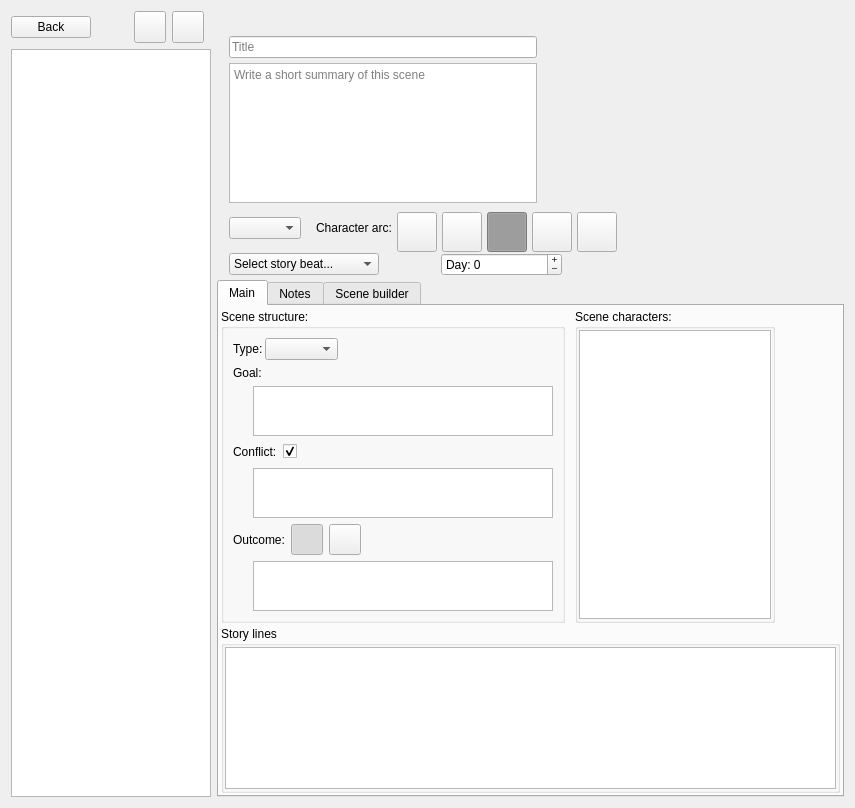
Above: ui/scene_editor.ui from zkovari/plotlyst before the change. Below: the same form after it.
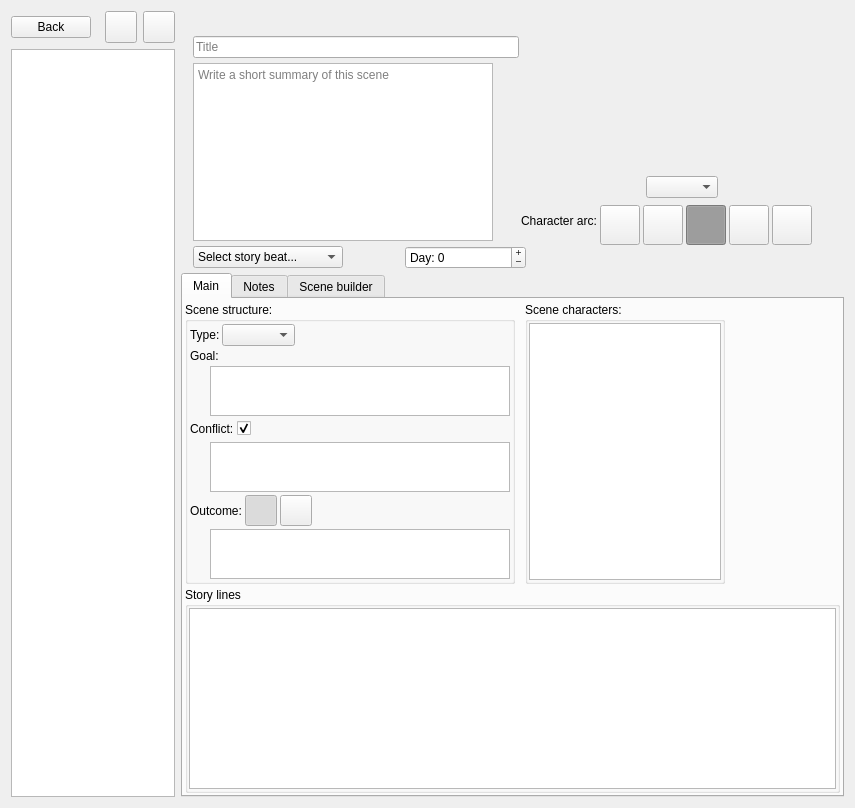
That is the form after the change. The open tabs and pages were chosen to show the change.

Commit message: Display pov avatar in scene editor

```diff
--- a/ui/scene_editor.ui
+++ b/ui/scene_editor.ui
@@ -266,6 +266,9 @@
             <property name="orientation">
              <enum>Qt::Horizontal</enum>
             </property>
+            <property name="sizeType">
+             <enum>QSizePolicy::Preferred</enum>
+            </property>
             <property name="sizeHint" stdset="0">
              <size>
               <width>40</width>
@@ -274,18 +277,19 @@
             </property>
            </spacer>
           </item>
-         </layout>
-        </item>
         <item>
-         <layout class="QHBoxLayout" name="horizontalLayout">
-          <item>
-           <widget class="QLabel" name="lblPovEmoji">
+           <layout class="QVBoxLayout" name="verticalLayout_11">
+            <property name="spacing">
+             <number>3</number>
+            </property>
+            <item alignment="Qt::AlignHCenter">
+             <widget class="QLabel" name="lblAvatar">
             <property name="text">
              <string/>
             </property>
            </widget>
           </item>
-          <item>
+            <item alignment="Qt::AlignHCenter">
            <widget class="QComboBox" name="cbPov">
             <property name="maximumSize">
              <size>
@@ -296,6 +300,11 @@
            </widget>
           </item>
           <item>
+             <layout class="QHBoxLayout" name="horizontalLayout">
+              <property name="spacing">
+               <number>3</number>
+              </property>
+              <item>
            <spacer name="horizontalSpacer_10">
             <property name="orientation">
              <enum>Qt::Horizontal</enum>
@@ -572,6 +581,10 @@
           </item>
          </layout>
         </item>
+           </layout>
+          </item>
+         </layout>
+        </item>
         <item>
          <layout class="QHBoxLayout" name="horizontalLayout_11">
           <item>
@@ -736,7 +749,7 @@
         <enum>QTabWidget::Rounded</enum>
        </property>
        <property name="currentIndex">
-        <number>2</number>
+        <number>0</number>
        </property>
        <property name="iconSize">
         <size>
@@ -787,6 +800,21 @@
               <string>Scene structure:</string>
              </property>
              <layout class="QVBoxLayout" name="verticalLayout_5">
+              <property name="spacing">
+               <number>3</number>
+              </property>
+              <property name="leftMargin">
+               <number>2</number>
+              </property>
+              <property name="topMargin">
+               <number>2</number>
+              </property>
+              <property name="rightMargin">
+               <number>2</number>
+              </property>
+              <property name="bottomMargin">
+               <number>2</number>
+              </property>
               <item>
                <layout class="QHBoxLayout" name="horizontalLayout_3">
                 <property name="spacing">
```
Left out of the diff: 2 changed lines with no effect on the pictures. Lines whose indentation alone changed are shown as unchanged. The commit also changes 1 other file.
